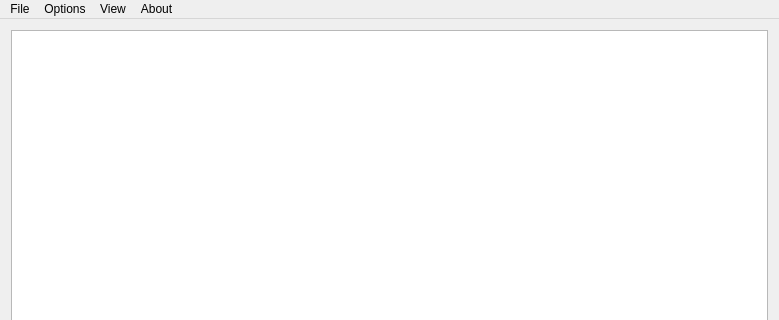
This is mainwindow.ui in itfray/TLView as Qt 5 draws it before an edit; both pictures show x 0 to 779 and y 0 to 320 of the 779 by 563 pixel window. The edited form follows.
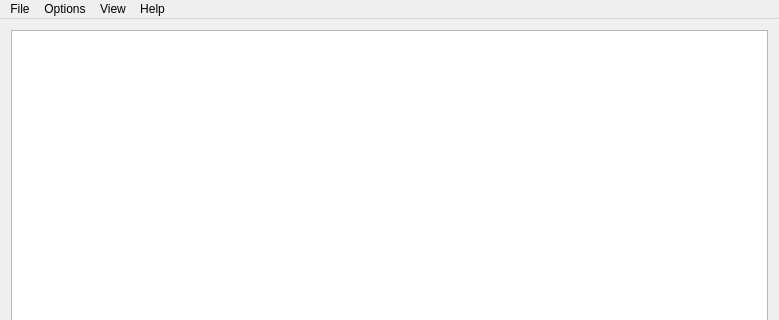
This is the edited form.

Diff of the .ui file:
```diff
--- a/mainwindow.ui
+++ b/mainwindow.ui
@@ -58,15 +58,15 @@
     </widget>
     <addaction name="menuUpdate_Speed"/>
    </widget>
-   <widget class="QMenu" name="menuAbout">
+   <widget class="QMenu" name="menuHelp">
     <property name="title">
-     <string>About</string>
+     <string>Help</string>
     </property>
    </widget>
    <addaction name="menuFile"/>
    <addaction name="menuOptions"/>
    <addaction name="menuView"/>
-   <addaction name="menuAbout"/>
+   <addaction name="menuHelp"/>
   </widget>
   <widget class="QStatusBar" name="statusBar"/>
   <widget class="QToolBar" name="toolBar">
```
Left out of the diff: 21 changed lines with no effect on the pictures.
